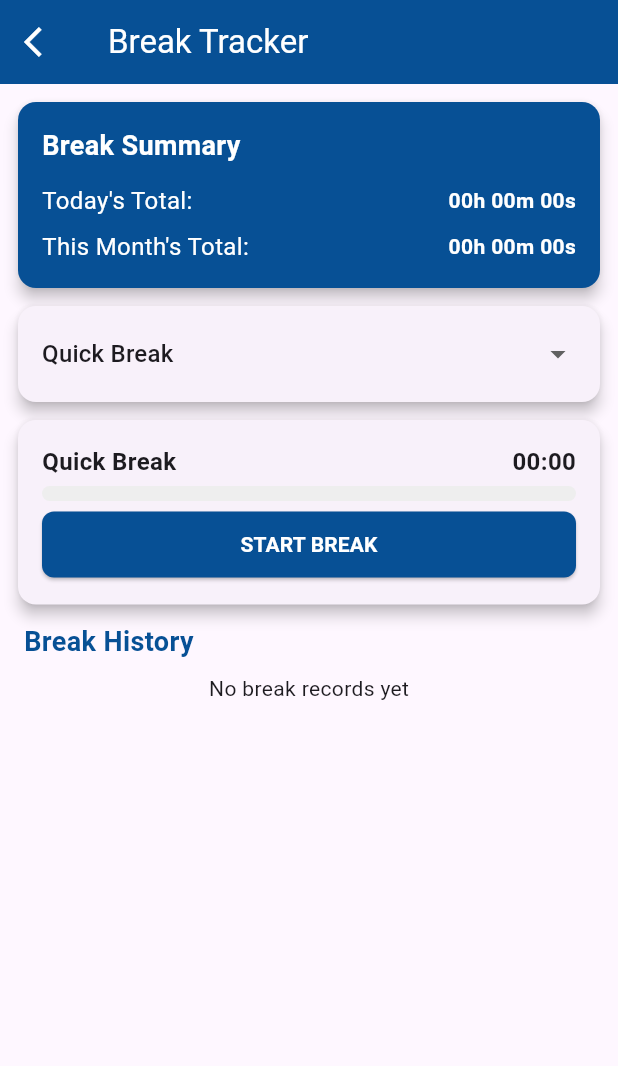
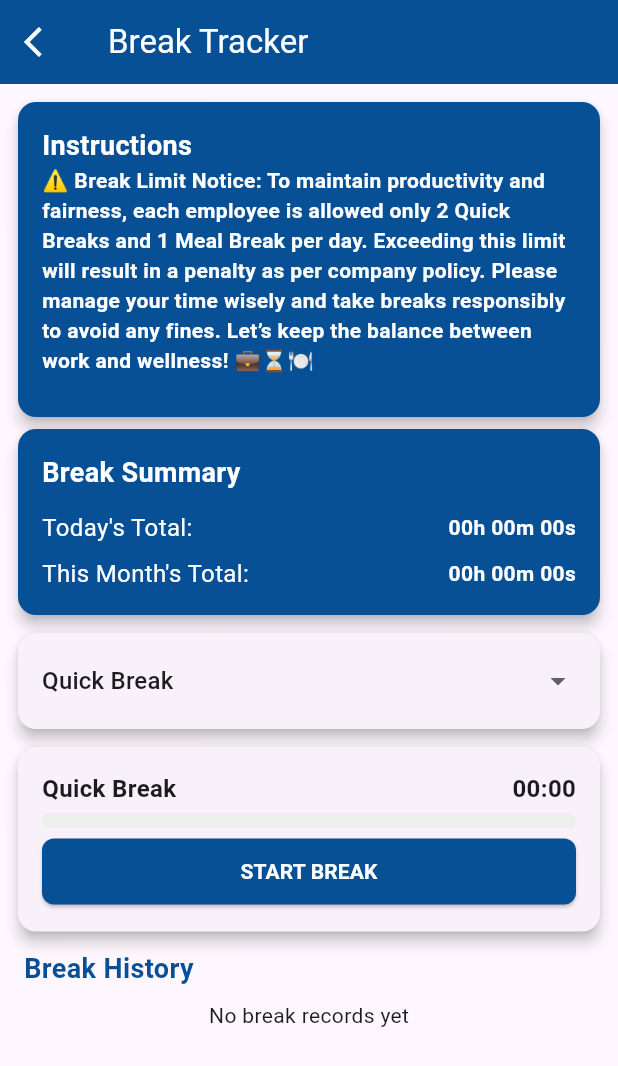
Before and after one commit to adnan098765/BltAttendance, a Flutter app: the BreakTrackerScreen screen opened directly, on a phone screen of 412 x 824 dp. Shown: the top 1066 px of the screen. Run offline on Flutter 3.47's test engine with Material 3 defaults, Android fonts, the phone set to English and light mode, and no system bars; our stand-ins replace connectivity_plus, fl_chart, get, google_fonts, image_picker, permission_handler and 1 more; missing offline and left inert: network_info_plus; accounts and stored records are empty.

Commit message:
Added new features or updates

```diff
--- a/lib/Screens/Breaks/breaks_screen.dart
+++ b/lib/Screens/Breaks/breaks_screen.dart
@@ -277,7 +277,8 @@ class _BreakTrackerScreenState extends State<BreakTrackerScreen> {
 
   double get activeBreakPercent {
     return selectedBreakType == 'Quick Break'
-        ? activeBreakSeconds / 600 // 10 minutes = 600 seconds
+        ? activeBreakSeconds /
+            600 // 10 minutes = 600 seconds
         : activeBreakSeconds / 3600; // 1 hour = 3600 seconds
   }
 
@@ -338,6 +339,38 @@ class _BreakTrackerScreenState extends State<BreakTrackerScreen> {
               padding: const EdgeInsets.all(8.0),
               child: Column(
                 children: [
+                  Card(
+                    color: AppColors.appColor,
+                    elevation: 4,
+                    shape: RoundedRectangleBorder(
+                      borderRadius: BorderRadius.circular(12),
+                    ),
+                    child: Padding(
+                      padding: const EdgeInsets.all(16.0),
+                      child: Column(
+                        crossAxisAlignment: CrossAxisAlignment.start,
+                        children: [
+                          const Text(
+                            "Instructions",
+                            style: TextStyle(
+                              fontSize: 18,
+                              fontWeight: FontWeight.bold,
+                              color: AppColors.whiteTheme,
+                            ),
+                          ),
+                          Text(
+                            "⚠️ Break Limit Notice: To maintain productivity and fairness, each employee is allowed only 2 Quick Breaks and 1 Meal Break per day. Exceeding this limit will result in a penalty as per company policy. Please manage your time wisely and take breaks responsibly to avoid any fines. Let’s keep the balance between work and wellness! 💼⏳🍽️",
+                            style: TextStyle(
+                              fontWeight: FontWeight.bold,
+                              color: AppColors.whiteTheme,
+                            ),
+                          ),
+                          const SizedBox(height: 12),
+                        ],
+                      ),
+                    ),
+                  ),
+
                   Card(
                     color: AppColors.appColor,
                     elevation: 4,
@@ -470,7 +503,8 @@ class _BreakTrackerScreenState extends State<BreakTrackerScreen> {
                               value: activeBreakPercent,
                               backgroundColor: Colors.grey[200],
                               color:
-                              (selectedBreakType == 'Quick Break' && activeBreakSeconds > 600)
+                                  (selectedBreakType == 'Quick Break' &&
+                                          activeBreakSeconds > 600)
                                       ? Colors.red
                                       : AppColors.appColor,
                               minHeight: 10,
--- a/pubspec.yaml
+++ b/pubspec.yaml
@@ -62,6 +62,7 @@ dependencies:
   shared_preferences: ^2.5.3
   get_storage: ^2.1.1
   splash_master: ^0.0.2
+  vibration: ^3.1.3
   permission_handler: ^12.0.0+1
 dev_dependencies:
   flutter_test:
```
Also changed, not shown: pubspec.lock, 1 other file. Lines whose indentation alone changed are shown as unchanged.
